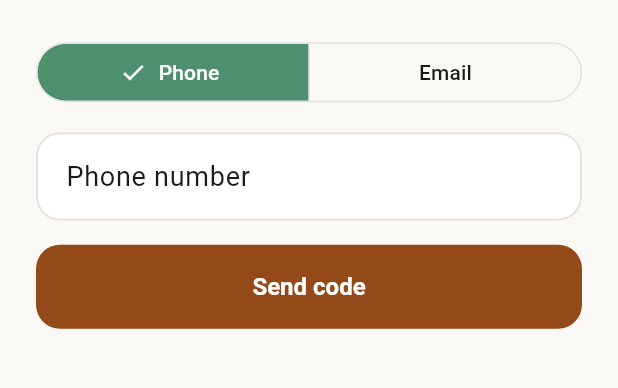
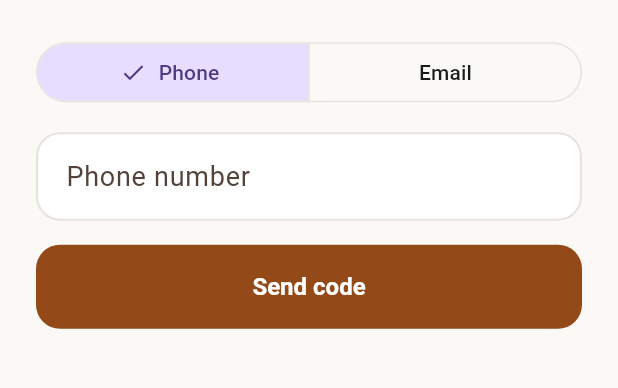
Before and after one commit to MADEMSanjanaSarvani/Elder-Care, a Flutter app: the screen it shows after launch, on a phone screen of 412 x 824 dp, the part 479-867 px from its top. Run offline on Flutter 3.47's test engine with Material 3 defaults, Android fonts, the phone set to English and light mode, and no system bars; our stand-ins replace file_picker, firebase_core, firebase_messaging, flutter_riverpod, geolocator, go_router and 4 more; missing offline and left inert: agora_rtc_engine; accounts and stored records are empty; statements that could not run were skipped.

Commit message:
Fix: kill sage-green leak — ColorScheme.secondary is lavender, not green
The bottom-nav selection, segmented toggles and status chips were rendering
in the OLD sage green because ColorScheme.secondary was set to the success-
green (verifiedLight). Material 3 derives the NavigationBar indicator and
SegmentedButton selection from secondaryContainer, so that green leaked
everywhere. Set the full Warmth scheme: secondary = lavender, plus explicit
primary/secondary/tertiary/error containers so nothing derives green. Green
now appears only where verifiedLight is used explicitly (safe/success).

Co-Authored-By: Claude Opus 4.8 <noreply@anthropic.com>
Claude-Session: https://claude.ai/code/session_01S5DTGMKeQG9VnPQnqENAW4

```diff
--- a/packages/setu_core/lib/src/design/design_tokens.dart
+++ b/packages/setu_core/lib/src/design/design_tokens.dart
@@ -75,17 +75,44 @@ class SetuTheme {
     final Color surface =
         isDark ? SetuColors.paperRaisedDark : SetuColors.paperRaisedLight;
 
+    // Full Warmth colour scheme. IMPORTANT: secondary is LAVENDER, not the
+    // success-green — Material 3 derives the bottom-nav indicator and the
+    // segmented-button selection from secondaryContainer, so leaving green
+    // here is what made those elements look like the old sage theme. Green
+    // now lives only where we explicitly use SetuColors.verifiedLight (the
+    // "safe"/success chips).
     final ColorScheme colorScheme = ColorScheme(
       brightness: brightness,
       primary: accent,
       onPrimary: isDark ? SetuColors.inkDark : Colors.white,
-      secondary: isDark ? SetuColors.verifiedDark : SetuColors.verifiedLight,
-      onSecondary: Colors.white,
+      primaryContainer:
+          isDark ? const Color(0xFF7A3300) : const Color(0xFFFFDBC9),
+      onPrimaryContainer:
+          isDark ? const Color(0xFFFFDBC9) : const Color(0xFF773401),
+      secondary: isDark ? SetuColors.lavenderDark : SetuColors.lavenderLight,
+      onSecondary: isDark ? const Color(0xFF1D0A54) : Colors.white,
+      secondaryContainer:
+          isDark ? const Color(0xFF4A3C81) : const Color(0xFFE7DEFF),
+      onSecondaryContainer:
+          isDark ? const Color(0xFFE7DEFF) : const Color(0xFF4A3C81),
+      tertiary: isDark ? SetuColors.peachDark : SetuColors.peachLight,
+      onTertiary: Colors.white,
+      tertiaryContainer:
+          isDark ? const Color(0xFF514632) : const Color(0xFFF2E0C6),
+      onTertiaryContainer:
+          isDark ? const Color(0xFFF2E0C6) : const Color(0xFF514632),
       error: isDark ? SetuColors.sosDark : SetuColors.sosLight,
       onError: Colors.white,
-      surface:
-          isDark ? SetuColors.paperRaisedDark : SetuColors.paperRaisedLight,
+      errorContainer:
+          isDark ? const Color(0xFF93000A) : const Color(0xFFFFDAD6),
+      onErrorContainer:
+          isDark ? const Color(0xFFFFDAD6) : const Color(0xFF93000A),
+      surface: surface,
       onSurface: ink,
+      onSurfaceVariant:
+          isDark ? SetuColors.mutedDark : SetuColors.mutedLight,
+      outline: isDark ? SetuColors.borderDark : const Color(0xFF877369),
+      outlineVariant: border,
     );
 
     final buttonShape =
```
